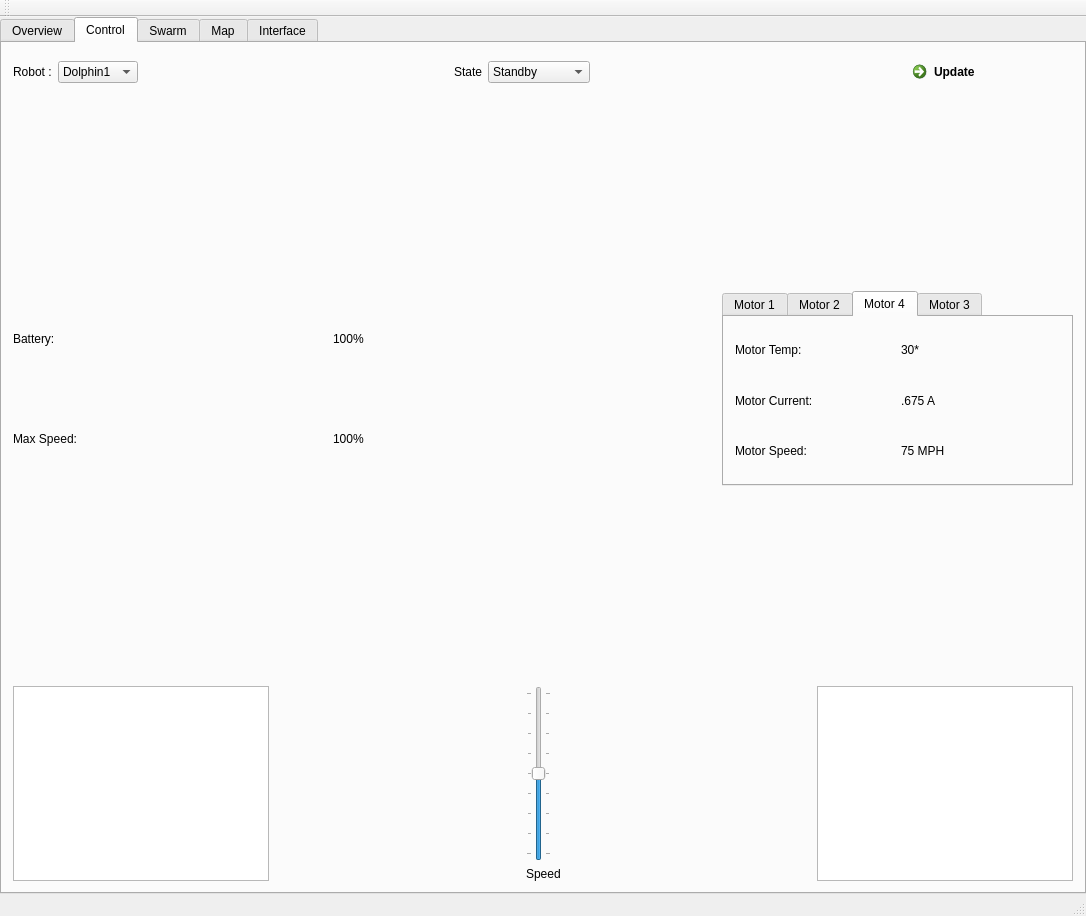
Qt form modules/ControlGUI/mainwindow.ui (YCP-Swarm-Robotics-Capstone-2020-2021/SRCSim) before a commit.
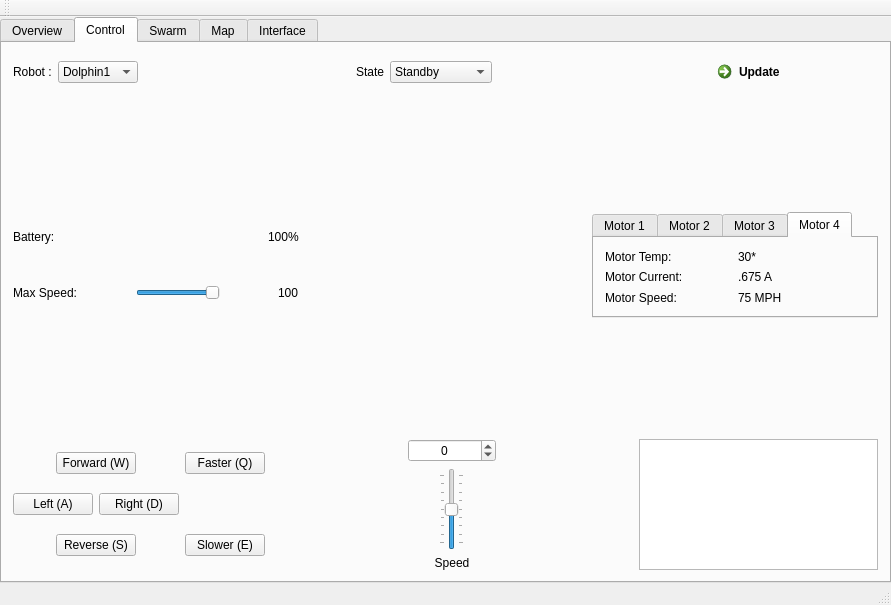
The same form after that commit. The open tabs and pages were chosen to show the change.

```diff
--- a/modules/ControlGUI/mainwindow.ui
+++ b/modules/ControlGUI/mainwindow.ui
@@ -6,8 +6,8 @@
    <rect>
     <x>0</x>
     <y>0</y>
-    <width>1086</width>
-    <height>916</height>
+    <width>891</width>
+    <height>605</height>
    </rect>
   </property>
   <property name="windowTitle">
@@ -44,8 +44,37 @@
        <attribute name="title">
         <string>Control</string>
        </attribute>
-       <layout class="QVBoxLayout" name="verticalLayout_3">
-        <item>
+       <layout class="QGridLayout" name="gridLayout_7">
+        <item row="4" column="4">
+         <widget class="QTextBrowser" name="textBrowser_2"/>
+        </item>
+        <item row="4" column="3">
+         <spacer name="horizontalSpacer_2">
+          <property name="orientation">
+           <enum>Qt::Horizontal</enum>
+          </property>
+          <property name="sizeHint" stdset="0">
+           <size>
+            <width>148</width>
+            <height>20</height>
+           </size>
+          </property>
+         </spacer>
+        </item>
+        <item row="4" column="1">
+         <spacer name="horizontalSpacer">
+          <property name="orientation">
+           <enum>Qt::Horizontal</enum>
+          </property>
+          <property name="sizeHint" stdset="0">
+           <size>
+            <width>148</width>
+            <height>20</height>
+           </size>
+          </property>
+         </spacer>
+        </item>
+        <item row="0" column="0" colspan="5">
          <layout class="QHBoxLayout" name="horizontalLayout_2">
           <item>
            <widget class="QLabel" name="label">
@@ -144,20 +173,7 @@
           </item>
          </layout>
         </item>
-        <item>
-         <spacer name="verticalSpacer_2">
-          <property name="orientation">
-           <enum>Qt::Vertical</enum>
-          </property>
-          <property name="sizeHint" stdset="0">
-           <size>
-            <width>20</width>
-            <height>177</height>
-           </size>
-          </property>
-         </spacer>
-        </item>
-        <item>
+        <item row="2" column="0" colspan="5">
          <layout class="QHBoxLayout" name="horizontalLayout_5">
           <item>
            <layout class="QVBoxLayout" name="verticalLayout_2">
@@ -215,9 +231,35 @@
                </spacer>
               </item>
               <item>
-               <widget class="QLabel" name="label_6">
+               <widget class="QSlider" name="horizontalSlider">
+                <property name="maximum">
+                 <number>100</number>
+                </property>
+                <property name="value">
+                 <number>100</number>
+                </property>
+                <property name="orientation">
+                 <enum>Qt::Horizontal</enum>
+                </property>
+               </widget>
+              </item>
+              <item>
+               <spacer name="horizontalSpacer_8">
+                <property name="orientation">
+                 <enum>Qt::Horizontal</enum>
+                </property>
+                <property name="sizeHint" stdset="0">
+                 <size>
+                  <width>40</width>
+                  <height>20</height>
+                 </size>
+                </property>
+               </spacer>
+              </item>
+              <item>
+               <widget class="QLabel" name="maxSpeedPercentage">
                 <property name="text">
-                 <string>100%</string>
+                 <string>100</string>
                 </property>
                </widget>
               </item>
@@ -333,56 +375,7 @@
                </widget>
               </item>
               <item row="2" column="1">
-               <widget class="QLabel" name="label_22">
-                <property name="text">
-                 <string>75 MPH</string>
-                </property>
-               </widget>
-              </item>
-             </layout>
-            </widget>
-            <widget class="QWidget" name="motor4tab">
-             <attribute name="title">
-              <string>Motor 4</string>
-             </attribute>
-             <layout class="QGridLayout" name="gridLayout_5">
-              <item row="0" column="0">
-               <widget class="QLabel" name="label_8">
-                <property name="text">
-                 <string>Motor Temp:</string>
-                </property>
-               </widget>
-              </item>
-              <item row="0" column="1">
-               <widget class="QLabel" name="label_9">
-                <property name="text">
-                 <string>30*</string>
-                </property>
-               </widget>
-              </item>
-              <item row="1" column="0">
-               <widget class="QLabel" name="label_10">
-                <property name="text">
-                 <string>Motor Current:</string>
-                </property>
-               </widget>
-              </item>
-              <item row="1" column="1">
-               <widget class="QLabel" name="label_11">
-                <property name="text">
-                 <string>.675 A</string>
-                </property>
-               </widget>
-              </item>
-              <item row="2" column="0">
-               <widget class="QLabel" name="label_12">
-                <property name="text">
-                 <string>Motor Speed:</string>
-                </property>
-               </widget>
-              </item>
-              <item row="2" column="1">
-               <widget class="QLabel" name="label_13">
+               <widget class="QLabel" name="m2Speed">
                 <property name="text">
                  <string>75 MPH</string>
                 </property>
@@ -431,7 +424,56 @@
                </widget>
               </item>
               <item row="2" column="1">
-               <widget class="QLabel" name="label_28">
+               <widget class="QLabel" name="m3Speed">
+                <property name="text">
+                 <string>75 MPH</string>
+                </property>
+               </widget>
+              </item>
+             </layout>
+            </widget>
+            <widget class="QWidget" name="motor4tab">
+             <attribute name="title">
+              <string>Motor 4</string>
+             </attribute>
+             <layout class="QGridLayout" name="gridLayout_5">
+              <item row="0" column="0">
+               <widget class="QLabel" name="label_8">
+                <property name="text">
+                 <string>Motor Temp:</string>
+                </property>
+               </widget>
+              </item>
+              <item row="0" column="1">
+               <widget class="QLabel" name="m4Temp">
+                <property name="text">
+                 <string>30*</string>
+                </property>
+               </widget>
+              </item>
+              <item row="1" column="0">
+               <widget class="QLabel" name="label_10">
+                <property name="text">
+                 <string>Motor Current:</string>
+                </property>
+               </widget>
+              </item>
+              <item row="1" column="1">
+               <widget class="QLabel" name="m4Current">
+                <property name="text">
+                 <string>.675 A</string>
+                </property>
+               </widget>
+              </item>
+              <item row="2" column="0">
+               <widget class="QLabel" name="label_12">
+                <property name="text">
+                 <string>Motor Speed:</string>
+                </property>
+               </widget>
+              </item>
+              <item row="2" column="1">
+               <widget class="QLabel" name="m4Speed">
                 <property name="text">
                  <string>75 MPH</string>
                 </property>
@@ -443,7 +485,7 @@
           </item>
          </layout>
         </item>
-        <item>
+        <item row="3" column="0" colspan="5">
          <spacer name="verticalSpacer_3">
           <property name="orientation">
            <enum>Qt::Vertical</enum>
@@ -456,28 +498,41 @@
           </property>
          </spacer>
         </item>
-        <item>
-         <layout class="QHBoxLayout" name="horizontalLayout">
+        <item row="4" column="2">
+         <layout class="QVBoxLayout" name="verticalLayout">
           <item>
-           <widget class="QTextBrowser" name="textBrowser"/>
-          </item>
-          <item>
-           <spacer name="horizontalSpacer">
-            <property name="orientation">
-             <enum>Qt::Horizontal</enum>
+           <widget class="QSpinBox" name="cmdSpeedSpinBox">
+            <property name="alignment">
+             <set>Qt::AlignCenter</set>
             </property>
-            <property name="sizeHint" stdset="0">
-             <size>
-              <width>148</width>
-              <height>20</height>
-             </size>
+            <property name="minimum">
+             <number>-100</number>
             </property>
-           </spacer>
+            <property name="maximum">
+             <number>100</number>
+            </property>
+           </widget>
           </item>
           <item>
-           <layout class="QVBoxLayout" name="verticalLayout">
+           <layout class="QHBoxLayout" name="horizontalLayout_8">
             <item>
-             <widget class="QSlider" name="verticalSlider">
+             <spacer name="horizontalSpacer_13">
+              <property name="orientation">
+               <enum>Qt::Horizontal</enum>
+              </property>
+              <property name="sizeHint" stdset="0">
+               <size>
+                <width>40</width>
+                <height>20</height>
+               </size>
+              </property>
+             </spacer>
+            </item>
+            <item>
+             <widget class="QSlider" name="speedSelection">
+              <property name="layoutDirection">
+               <enum>Qt::LeftToRight</enum>
+              </property>
               <property name="minimum">
                <number>-100</number>
               </property>
@@ -499,32 +554,190 @@
              </widget>
             </item>
             <item>
-             <widget class="QLabel" name="label_7">
-              <property name="text">
-               <string>Speed</string>
+             <spacer name="horizontalSpacer_14">
+              <property name="orientation">
+               <enum>Qt::Horizontal</enum>
               </property>
-             </widget>
+              <property name="sizeHint" stdset="0">
+               <size>
+                <width>40</width>
+                <height>20</height>
+               </size>
+              </property>
+             </spacer>
             </item>
            </layout>
           </item>
           <item>
-           <spacer name="horizontalSpacer_2">
-            <property name="orientation">
-             <enum>Qt::Horizontal</enum>
+           <widget class="QLabel" name="label_7">
+            <property name="text">
+             <string>Speed</string>
             </property>
-            <property name="sizeHint" stdset="0">
-             <size>
-              <width>148</width>
-              <height>20</height>
-             </size>
+            <property name="alignment">
+             <set>Qt::AlignCenter</set>
             </property>
-           </spacer>
+           </widget>
           </item>
-          <item>
-           <widget class="QTextBrowser" name="textBrowser_2"/>
+         </layout>
+        </item>
+        <item row="4" column="0">
+         <layout class="QGridLayout" name="gridLayout_6">
+          <item row="0" column="0">
+           <layout class="QHBoxLayout" name="horizontalLayout_7">
+            <item>
+             <spacer name="horizontalSpacer_12">
+              <property name="orientation">
+               <enum>Qt::Horizontal</enum>
+              </property>
+              <property name="sizeHint" stdset="0">
+               <size>
+                <width>40</width>
+                <height>20</height>
+               </size>
+              </property>
+             </spacer>
+            </item>
+            <item>
+             <widget class="QPushButton" name="pushButton">
+              <property name="text">
+               <string>Forward (W)</string>
+              </property>
+              <property name="shortcut">
+               <string>W</string>
+              </property>
+             </widget>
+            </item>
+            <item>
+             <spacer name="horizontalSpacer_11">
+              <property name="orientation">
+               <enum>Qt::Horizontal</enum>
+              </property>
+              <property name="sizeHint" stdset="0">
+               <size>
+                <width>40</width>
+                <height>20</height>
+               </size>
+              </property>
+             </spacer>
+            </item>
+           </layout>
           </item>
+          <item row="0" column="1" rowspan="3">
+           <layout class="QVBoxLayout" name="verticalLayout_3">
+            <item>
+             <widget class="QPushButton" name="pushButton_5">
+              <property name="text">
+               <string>Faster (Q)</string>
+              </property>
+              <property name="shortcut">
+               <string>Q</string>
+              </property>
+             </widget>
+            </item>
+            <item>
+             <spacer name="verticalSpacer">
+              <property name="orientation">
+               <enum>Qt::Vertical</enum>
+              </property>
+              <property name="sizeHint" stdset="0">
+               <size>
+                <width>20</width>
+                <height>40</height>
+               </size>
+              </property>
+             </spacer>
+            </item>
+            <item>
+             <widget class="QPushButton" name="pushButton_6">
+              <property name="text">
+               <string>Slower (E)</string>
+              </property>
+              <property name="shortcut">
+               <string>E</string>
+              </property>
+             </widget>
+            </item>
+           </layout>
+          </item>
+          <item row="1" column="0">
+           <layout class="QHBoxLayout" name="horizontalLayout">
+            <item>
+             <widget class="QPushButton" name="pushButton_3">
+              <property name="text">
+               <string>Left (A)</string>
+              </property>
+              <property name="shortcut">
+               <string>A</string>
+              </property>
+             </widget>
+            </item>
+            <item>
+             <widget class="QPushButton" name="pushButton_2">
+              <property name="text">
+               <string>Right (D)</string>
+              </property>
+              <property name="shortcut">
+               <string>D</string>
+              </property>
+             </widget>
+            </item>
+           </layout>
+          </item>
+          <item row="2" column="0">
+           <layout class="QHBoxLayout" name="horizontalLayout_6">
+            <item>
+             <spacer name="horizontalSpacer_9">
+              <property name="orientation">
+               <enum>Qt::Horizontal</enum>
+              </property>
+              <property name="sizeHint" stdset="0">
+               <size>
+                <width>40</width>
+                <height>20</height>
+               </size>
+              </property>
+             </spacer>
+            </item>
+            <item>
+             <widget class="QPushButton" name="pushButton_4">
+              <property name="text">
+               <string>Reverse (S)</string>
+              </property>
+              <property name="shortcut">
+               <string>S</string>
+              </property>
+             </widget>
+            </item>
+            <item>
+             <spacer name="horizontalSpacer_10">
+              <property name="orientation">
+               <enum>Qt::Horizontal</enum>
+              </property>
+              <property name="sizeHint" stdset="0">
+               <size>
+                <width>40</width>
+                <height>20</height>
+               </size>
+              </property>
+             </spacer>
+            </item>
+           </layout>
+          </item>
          </layout>
         </item>
+        <item row="1" column="0" colspan="5">
+         <spacer name="verticalSpacer_2">
+          <property name="orientation">
+           <enum>Qt::Vertical</enum>
+          </property>
+          <property name="sizeHint" stdset="0">
+           <size>
+            <width>20</width>
+            <height>177</height>
+           </size>
+          </property>
+         </spacer>
+        </item>
        </layout>
       </widget>
       <widget class="QWidget" name="swarmTab">
```
Left out of the diff: 77 changed lines with no effect on the pictures.
